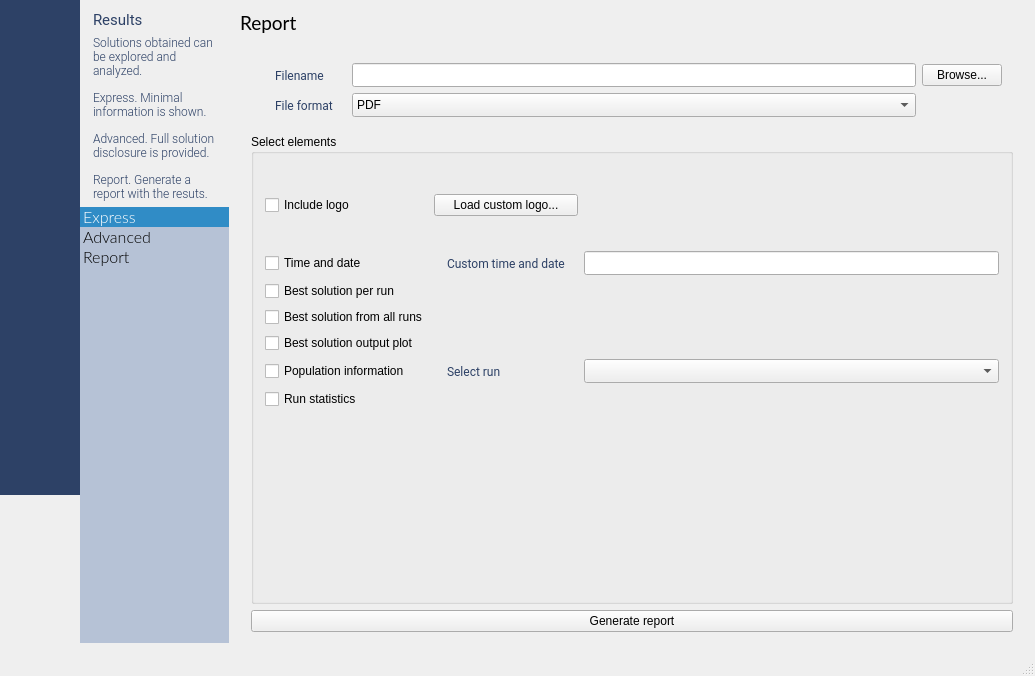
This is source/mainwidget.ui in emigdioz/LeafGP as Qt 5 draws it before an edit. The edited form follows.
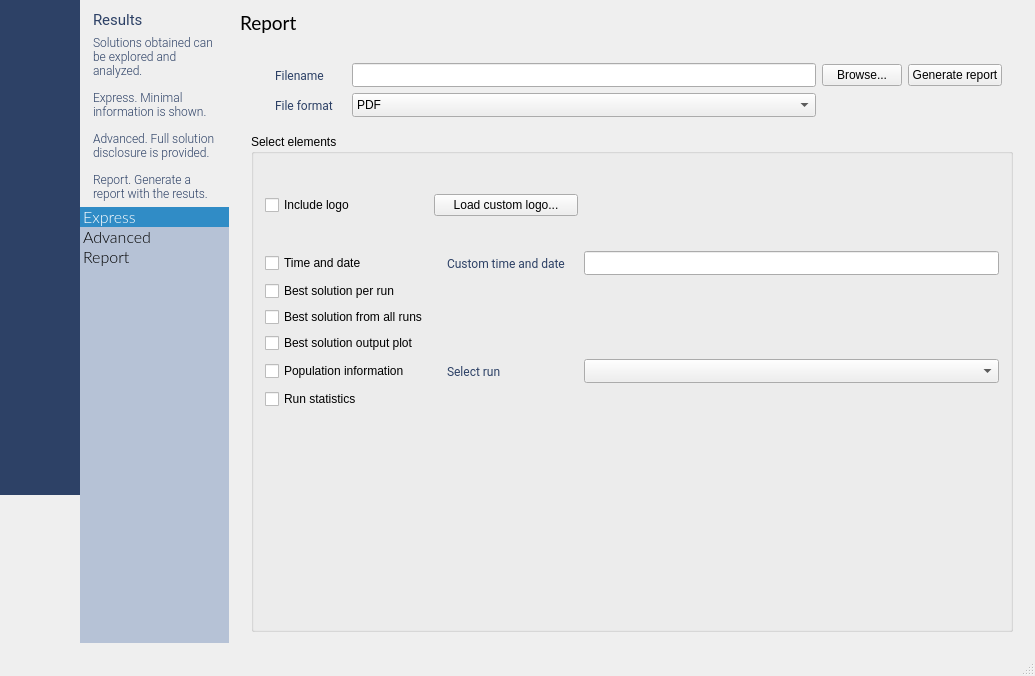
This is the edited form. The open tabs and pages were chosen to show the change. Icons and pictures are not drawn. Custom widgets are drawn as their Qt base class.

Commit message: Partial implementation of report generation

The edit to the form file:
```diff
--- a/source/mainwidget.ui
+++ b/source/mainwidget.ui
@@ -6817,6 +6817,13 @@
                           </property>
                          </widget>
                         </item>
+                        <item row="0" column="3">
+                         <widget class="QPushButton" name="pushButton_9">
+                          <property name="text">
+                           <string>Generate report</string>
+                          </property>
+                         </widget>
+                        </item>
                        </layout>
                       </item>
                      </layout>
@@ -6953,13 +6960,6 @@
                    </item>
                   </layout>
                  </item>
-                 <item row="1" column="0">
-                  <widget class="QPushButton" name="pushButton_9">
-                   <property name="text">
-                    <string>Generate report</string>
-                   </property>
-                  </widget>
-                 </item>
                 </layout>
                </widget>
               </item>
```
Left out of the diff: 9 changed lines with no effect on the pictures. The commit also changes 12 other files.
